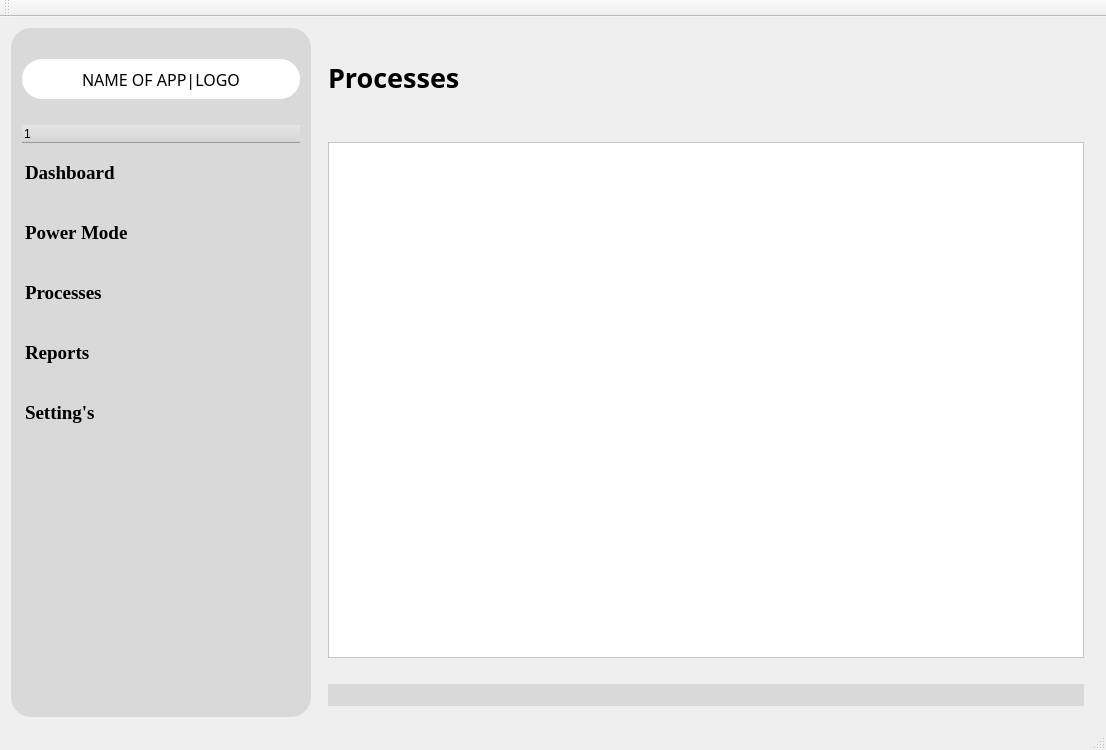
The window that forms/mainwindow.ui (huang-wt/energy-monitor-app) describes before a commit, drawn with Qt 5.
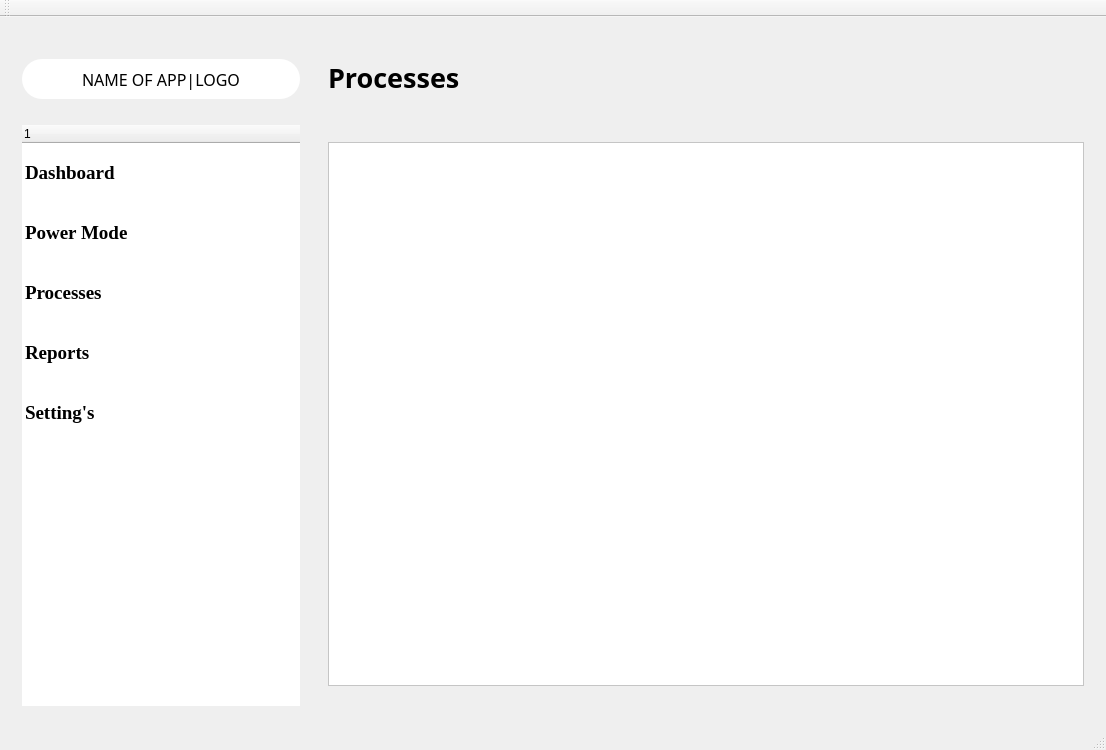
The same window after the commit. The open tabs and pages were chosen to show the change. Icons and pictures are not drawn. Custom widgets are drawn as their Qt base class.

The edit to the form file:
```diff
--- a/forms/mainwindow.ui
+++ b/forms/mainwindow.ui
@@ -30,8 +30,7 @@
        </size>
       </property>
       <property name="styleSheet">
-       <string notr="true">background-color:rgba(217,217,217);
-border:none;
+       <string notr="true">border:none;
 border-radius:20px;</string>
       </property>
       <property name="frameShape">
@@ -73,7 +72,7 @@
           </font>
          </property>
          <property name="styleSheet">
-          <string notr="true">background-color:rgba(255,255,255);
+          <string notr="true">background-color:rgb(255,255,255);
 border:none;
 border-radius:20px;</string>
          </property>
@@ -1058,30 +1057,6 @@
           </property>
          </spacer>
         </item>
-        <item>
-         <widget class="QFrame" name="frame_15">
-          <property name="styleSheet">
-           <string notr="true">QPushButton
-{
-	border:transparent;
-}
-
-QFrame
-{
-	background-color:rgba(217,217,217);
-	border:none;
-	border-radius:20px;
-}</string>
-          </property>
-          <property name="frameShape">
-           <enum>QFrame::StyledPanel</enum>
-          </property>
-          <property name="frameShadow">
-           <enum>QFrame::Raised</enum>
-          </property>
-          <layout class="QVBoxLayout" name="verticalLayout_18"/>
-         </widget>
-        </item>
        </layout>
       </widget>
       <widget class="QWidget" name="page4_reports">
```
Left out of the diff: 53 changed lines with no effect on the pictures.
